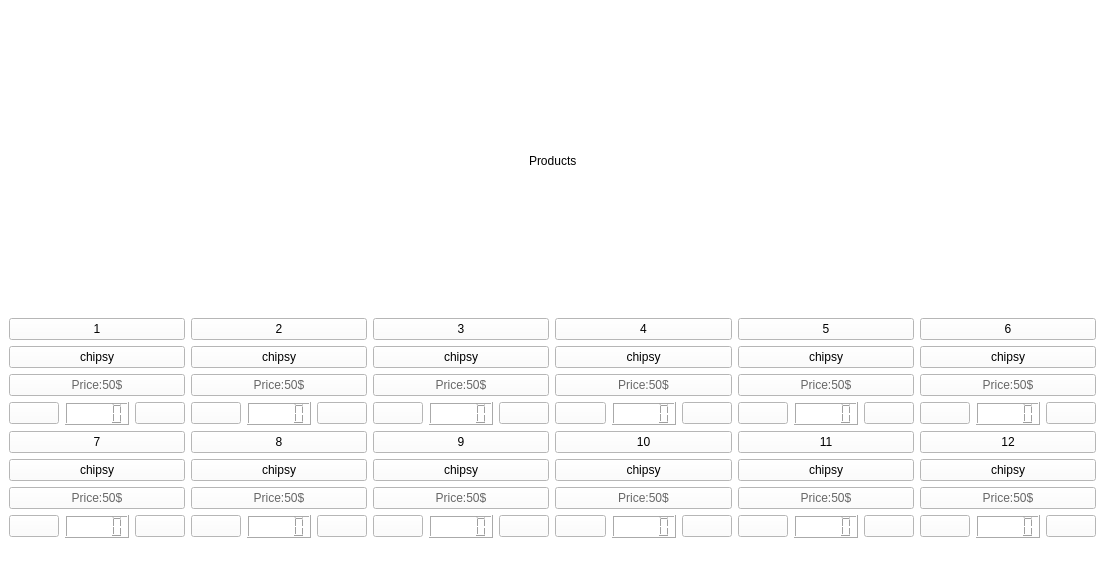
Old version of the form QT resource/Home.ui in the repository fatma105/Vending-Machine-App.
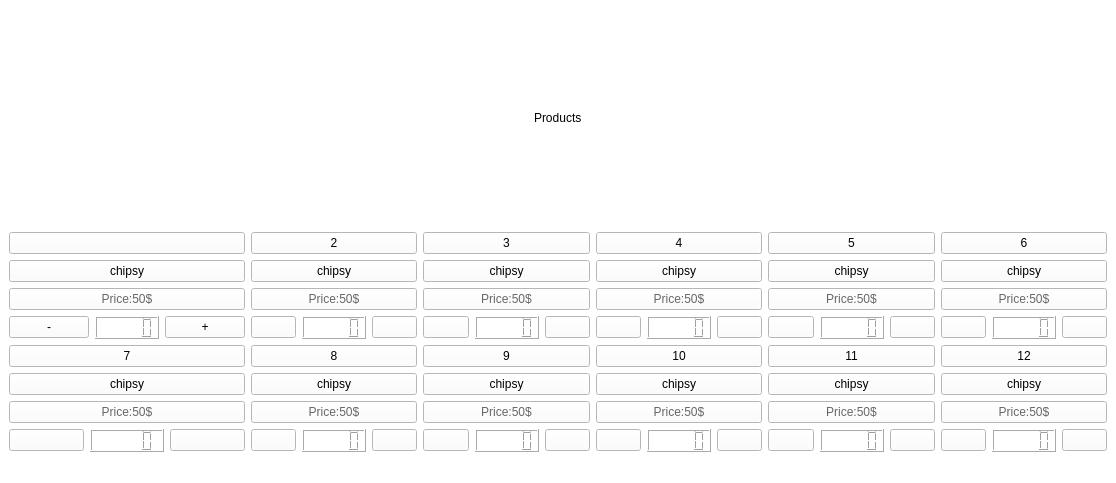
New version of the form. Icons and pictures are not drawn.

Patch:
```diff
--- a/QT resource/Home.ui
+++ b/QT resource/Home.ui
@@ -6,8 +6,8 @@
    <rect>
     <x>0</x>
     <y>0</y>
-    <width>1105</width>
-    <height>569</height>
+    <width>1116</width>
+    <height>483</height>
    </rect>
   </property>
   <property name="windowTitle">
@@ -610,7 +610,7 @@
                <string notr="true">font: 12pt &quot;Microsoft YaHei&quot;;</string>
               </property>
               <property name="text">
-               <string>1</string>
+               <string/>
               </property>
              </widget>
             </item>
@@ -644,7 +644,7 @@
               <item>
                <widget class="QPushButton" name="pushButton_7">
                 <property name="text">
-                 <string/>
+                 <string>-</string>
                 </property>
                </widget>
               </item>
@@ -652,12 +652,9 @@
                <widget class="QLCDNumber" name="lcdNumber_2"/>
               </item>
               <item>
-               <widget class="QPushButton" name="pushButton_8">
-                <property name="styleSheet">
-                 <string notr="true">border-image: url(:/img/subtracting-button.png);</string>
-                </property>
+               <widget class="QPushButton" name="pushButton_13">
                 <property name="text">
-                 <string/>
+                 <string>+</string>
                 </property>
                </widget>
               </item>
```
Left out of the diff: 13 changed lines with no effect on the pictures.
